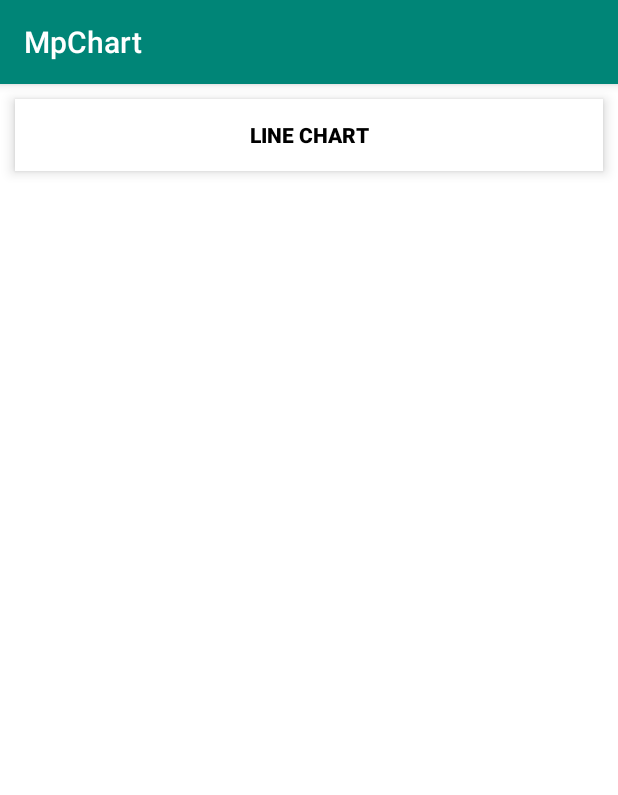
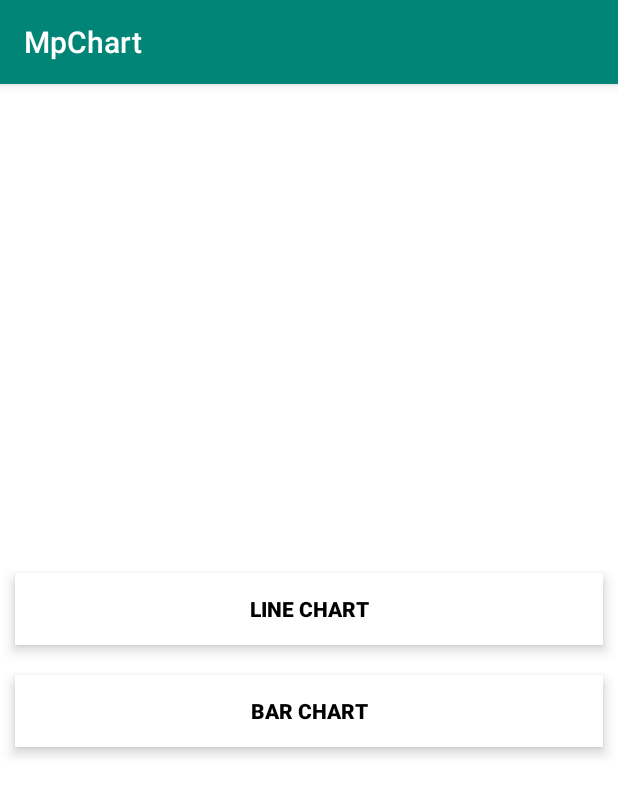
Before and after one commit to coding-with-me/MpChart, an Android app: the screen it shows after launch (MainActivity), on a phone screen of 412 x 824 dp. Shown: the top 795 px of the screen. Run offline under Robolectric (Android 15) with nearby library versions, the phone set to English and light mode, and no system bars.

Commit message:
bar chart added

```diff
--- a/app/src/main/AndroidManifest.xml
+++ b/app/src/main/AndroidManifest.xml
@@ -10,6 +10,7 @@
         android:supportsRtl="true"
         android:theme="@style/AppTheme">
         <activity android:name=".LineChartActivity"></activity>
+        <activity android:name=".BarChartActivity"></activity>
         <activity android:name=".MainActivity">
             <intent-filter>
                 <action android:name="android.intent.action.MAIN" />
--- a/app/src/main/java/com/nopalyer/mpchart/MainActivity.java
+++ b/app/src/main/java/com/nopalyer/mpchart/MainActivity.java
@@ -9,13 +9,14 @@ import android.widget.Button;
 
 public class MainActivity extends AppCompatActivity {
 
-    Button btnLineChart;
+    Button btnLineChart,btnBarChart;
     @Override
     protected void onCreate(Bundle savedInstanceState) {
         super.onCreate(savedInstanceState);
         setContentView(R.layout.activity_main);
 
         btnLineChart = findViewById(R.id.btnLineChart);
+        btnBarChart = findViewById(R.id.btnBarChart);
         btnLineChart.setOnClickListener(new View.OnClickListener() {
             @Override
             public void onClick(View v) {
@@ -24,5 +25,14 @@ public class MainActivity extends AppCompatActivity {
                 finish();
             }
         });
+
+        btnBarChart.setOnClickListener(new View.OnClickListener() {
+            @Override
+            public void onClick(View v) {
+                Intent intent = new Intent(MainActivity.this,BarChartActivity.class);
+                startActivity(intent);
+                finish();
+            }
+        });
     }
 }
--- a/app/src/main/res/layout/activity_main.xml
+++ b/app/src/main/res/layout/activity_main.xml
@@ -5,6 +5,7 @@
     android:layout_width="match_parent"
     android:layout_height="match_parent"
     android:orientation="vertical"
+    android:gravity="center"
     android:background="#fff"
     tools:context=".MainActivity">
 
@@ -22,4 +23,16 @@
         android:textColor="#000"
         android:stateListAnimator="@null"/>
 
+    <Button
+        android:id="@+id/btnBarChart"
+        android:layout_width="match_parent"
+        android:layout_margin="10dp"
+        android:layout_height="wrap_content"
+        android:elevation="5dp"
+        android:text="Bar Chart"
+        android:background="#fff"
+        android:textStyle="bold"
+        android:textColor="#000"
+        android:stateListAnimator="@null"/>
+
 </LinearLayout>
```
Also changed, not shown: app/src/main/java/com/nopalyer/mpchart/BarChartActivity.java (added, +54 -0 lines), app/src/main/res/layout/activity_bar_chart.xml (added, +15 -0 lines).
